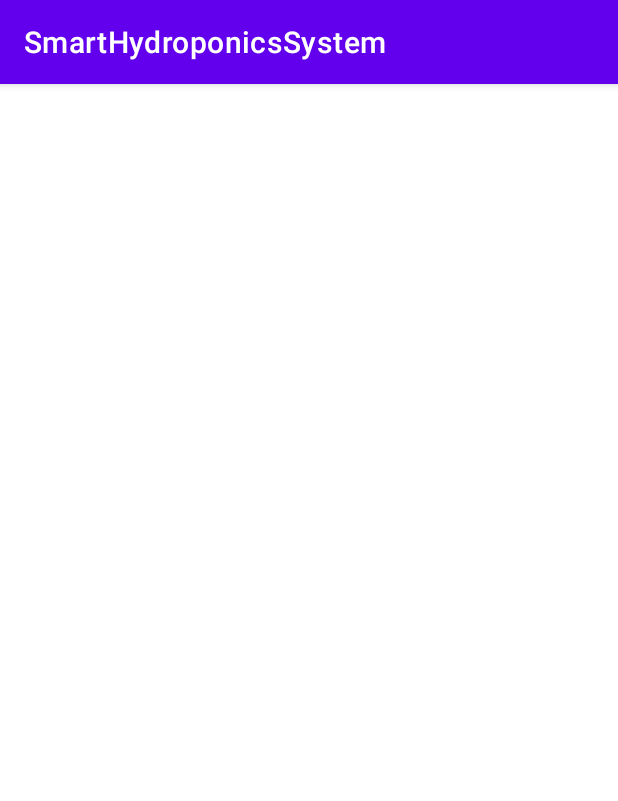
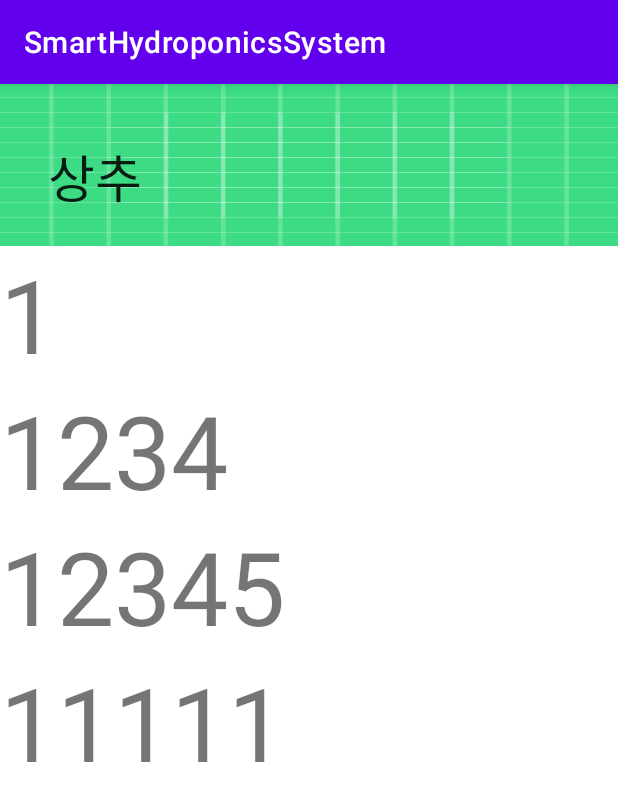
Before and after one commit to gunamkwon/SmartHydroponicsSystem_Refacotring, an Android app: the PlantDetailActivity screen opened directly, with no data from a screen before it, on a phone screen of 412 x 824 dp. Shown: the top 801 px of the screen. Run offline under Robolectric (Android 15) with nearby library versions, the phone set to English and light mode, and no system bars.

Commit message:
feat: Plant Detail Activity UI 구성
CoordinatorLayout + CollaspingAppBar  Layout을 이용하여 구성

```diff
--- a/SmartHydroponicsSystem/app/src/main/java/com/example/smarthydroponicssystem/PlantDetailActivity.kt
+++ b/SmartHydroponicsSystem/app/src/main/java/com/example/smarthydroponicssystem/PlantDetailActivity.kt
@@ -5,13 +5,21 @@ import android.os.PersistableBundle
 import android.util.Log
 import androidx.appcompat.app.AppCompatActivity
 import androidx.fragment.app.FragmentActivity
+import com.example.smarthydroponicssystem.databinding.ActivityPlantDetailBinding
 import com.example.smarthydroponicssystem.model.Plant
 
 class PlantDetailActivity: AppCompatActivity() {
 
+    val binding by lazy {
+        ActivityPlantDetailBinding.inflate(layoutInflater)
+    }
+
     override fun onCreate(savedInstanceState: Bundle?) {
         super.onCreate(savedInstanceState)
+        setContentView(binding.root)
+
 
         Log.d("PlantDetailActivity", "${intent.getParcelableExtra<Plant>("item")?.name}")
+
     }
 }
--- /dev/null
+++ b/SmartHydroponicsSystem/app/src/main/res/layout/activity_plant_detail.xml
@@ -0,0 +1,76 @@
+<?xml version="1.0" encoding="utf-8"?>
+<androidx.coordinatorlayout.widget.CoordinatorLayout xmlns:android="http://schemas.android.com/apk/res/android"
+    xmlns:app="http://schemas.android.com/apk/res-auto"
+    android:layout_width="match_parent"
+    android:layout_height="match_parent">
+
+    <com.google.android.material.appbar.AppBarLayout
+        android:layout_width="match_parent"
+        android:layout_height="wrap_content">
+
+        <com.google.android.material.appbar.CollapsingToolbarLayout
+            android:id="@+id/toolbarLayout"
+            android:layout_width="match_parent"
+            android:layout_height="wrap_content"
+            app:collapsedTitleGravity="center"
+            app:layout_scrollFlags="scroll|exitUntilCollapsed">
+
+            <androidx.appcompat.widget.Toolbar
+                android:id="@+id/plant_name"
+                android:layout_width="match_parent"
+                android:layout_height="?attr/actionBarSize"
+                android:gravity="center_horizontal"
+                android:textSize="32sp"
+                app:layout_collapseMode="pin"
+                app:title="상추"
+                app:titleTextColor="@color/white" />
+
+            <ImageView
+                android:id="@+id/plant_bar_image"
+                android:layout_width="match_parent"
+                android:layout_height="wrap_content"
+                android:background="@drawable/ic_launcher_background" />
+
+        </com.google.android.material.appbar.CollapsingToolbarLayout>
+
+    </com.google.android.material.appbar.AppBarLayout>
+
+    <androidx.core.widget.NestedScrollView
+        app:layout_behavior="com.google.android.material.appbar.AppBarLayout$ScrollingViewBehavior"
+        android:layout_width="match_parent"
+        android:layout_height="match_parent">
+
+        <LinearLayout
+            android:layout_width="match_parent"
+            android:layout_height="match_parent"
+            android:orientation="vertical">
+
+            <TextView
+                android:layout_width="match_parent"
+                android:layout_height="wrap_content"
+                android:textSize="68sp"
+                android:text="1"/>
+
+            <TextView
+                android:layout_width="match_parent"
+                android:layout_height="wrap_content"
+                android:textSize="68sp"
+                android:text="1234"/>
+
+            <TextView
+                android:layout_width="match_parent"
+                android:layout_height="wrap_content"
+                android:textSize="68sp"
+                android:text="12345"/>
+
+            <TextView
+                android:layout_width="match_parent"
+                android:layout_height="wrap_content"
+                android:textSize="68sp"
+                android:text="11111"/>
+
+        </LinearLayout>
+
+    </androidx.core.widget.NestedScrollView>
+
+</androidx.coordinatorlayout.widget.CoordinatorLayout>
--- /dev/null
+++ b/SmartHydroponicsSystem/app/src/main/res/layout/fragment_connection.xml
@@ -0,0 +1,12 @@
+<?xml version="1.0" encoding="utf-8"?>
+<androidx.constraintlayout.widget.ConstraintLayout xmlns:android="http://schemas.android.com/apk/res/android"
+    android:layout_width="match_parent"
+    android:layout_height="match_parent"
+    xmlns:app="http://schemas.android.com/apk/res-auto">
+
+    <TextView
+        android:layout_width="match_parent"
+        android:layout_height="match_parent"
+        android:text="HELLOW WORLD"/>
+
+</androidx.constraintlayout.widget.ConstraintLayout>
```
